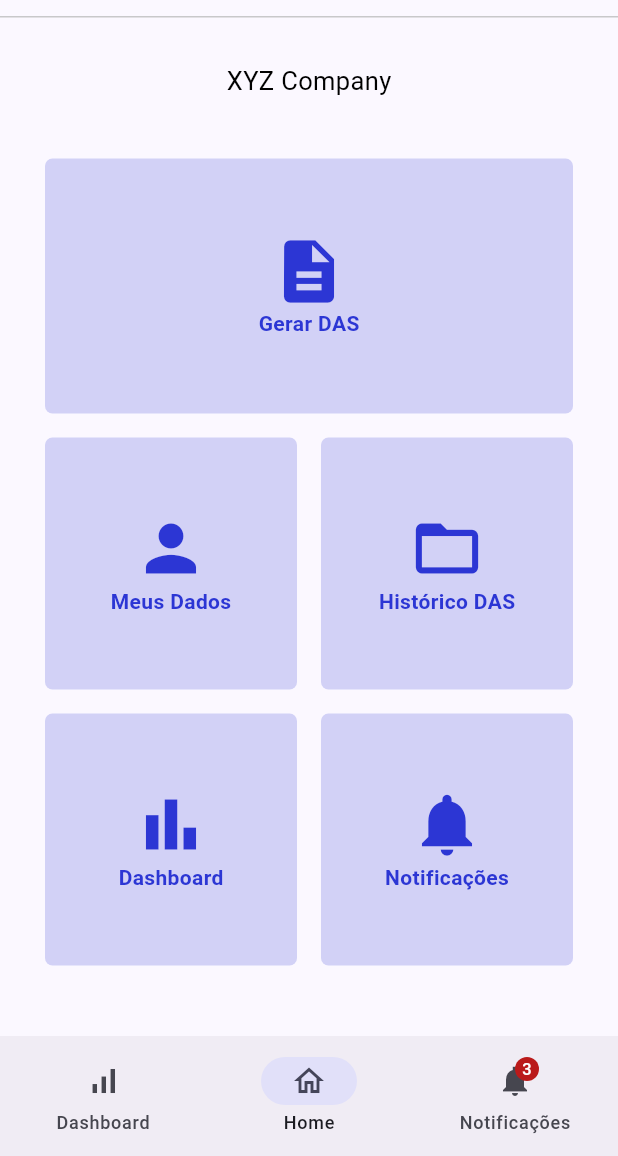
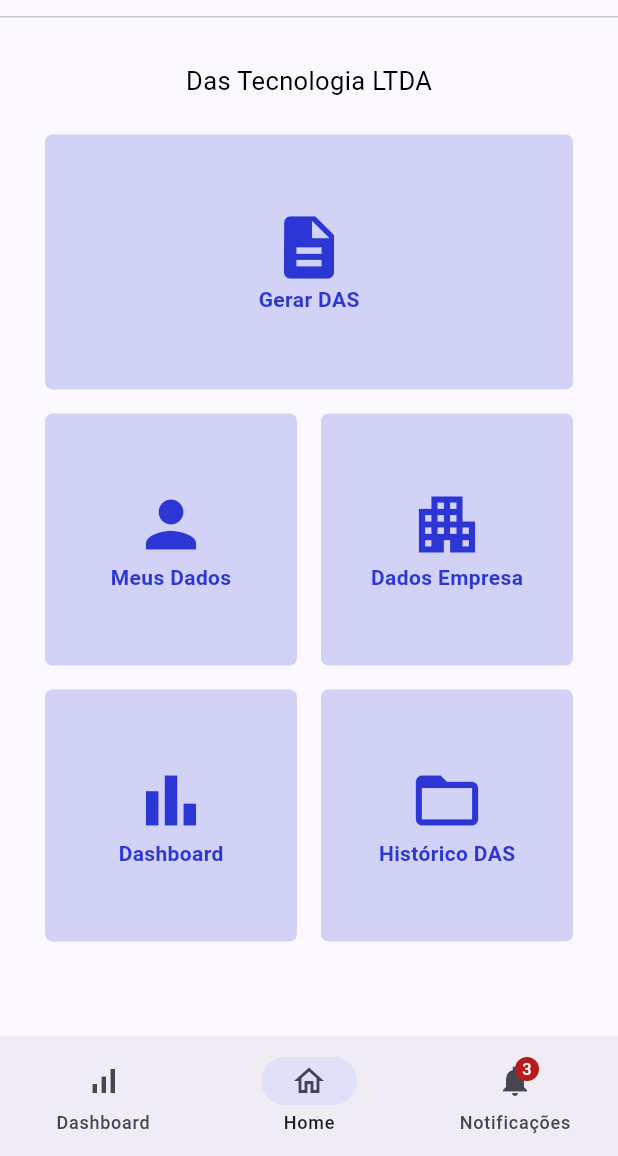
Before and after one commit to rafarcanjoatos/meu_das_flutter, a Flutter app: the screen it shows after launch, after a tap on "Entrar", on a phone screen of 412 x 824 dp, the part 80-1236 px from its top. Run offline on Flutter 3.47's test engine with Material 3 defaults, Android fonts, the phone set to English and light mode, and no system bars; our stand-ins replace google_fonts; Roboto replaces fonts that are missing (Ubuntu).

Commit message:
Implementação da Página Empresa
Criado uma fake api para consultar os dados direto de um JSON, com isso criei a página empresas exibindo os dados do objeto company.

```diff
--- /dev/null
+++ b/lib/models/company_model.dart
@@ -0,0 +1,27 @@
+class CompanyModel {
+  String? cnpj;
+  String? razaoSocial;
+  String? nomeFantasia;
+  String? dataAbertura;
+  String? porte;
+  String? naturezaJuridica;
+  bool? opcaoPeloMei;
+  double? capitalSocial;
+  String? tipo;
+  String? situacao;
+  String? dataSituacaoCadastral;
+
+  CompanyModel.fromJson(Map<String, dynamic> json) {
+    cnpj = json["cnpj"];
+    razaoSocial = json["razaoSocial"];
+    nomeFantasia = json["nomeFantasia"];
+    dataAbertura = json["dataAbertura"];
+    porte = json["porte"];
+    naturezaJuridica = json["naturezaJuridica"];
+    opcaoPeloMei = json["opcaoPeloMei"];
+    capitalSocial = json["capitalSocial"].toDouble();
+    tipo = json["tipo"];
+    situacao = json["situacao"];
+    dataSituacaoCadastral = json["dataSituacaoCadastral"];
+  }
+}
--- a/lib/my_app.dart
+++ b/lib/my_app.dart
@@ -5,7 +5,6 @@ import 'package:meu_das_flutter/utils/app_colors.dart';
 class MyApp extends StatelessWidget {
   const MyApp({super.key});
 
-  // This widget is the root of your application.
   @override
   Widget build(BuildContext context) {
     return MaterialApp(
--- a/lib/pages/app/dashboard_page.dart
+++ b/lib/pages/app/dashboard_page.dart
@@ -3,7 +3,7 @@ import 'package:meu_das_flutter/widgets/page/generic_app_page_widget.dart';
 import 'package:meu_das_flutter/widgets/utils/text_widget.dart';
 
 class DasboardPage extends StatefulWidget {
-  DasboardPage({super.key});
+  const DasboardPage({super.key});
 
   @override
   State<DasboardPage> createState() => _DasboardPageState();
--- a/lib/pages/app/home_page.dart
+++ b/lib/pages/app/home_page.dart
@@ -3,7 +3,7 @@ import 'package:meu_das_flutter/widgets/menu/grid_view_widget.dart';
 import 'package:meu_das_flutter/widgets/page/generic_app_page_widget.dart';
 
 class HomePage extends StatefulWidget {
-  HomePage({super.key});
+  const HomePage({super.key});
 
   @override
   State<HomePage> createState() => _HomePageState();
@@ -12,8 +12,8 @@ class HomePage extends StatefulWidget {
 class _HomePageState extends State<HomePage> {
   @override
   Widget build(BuildContext context) {
-    return GenericAppPageWidget(
-      body: const GridViewWidget(),
+    return const GenericAppPageWidget(
+      body: GridViewWidget(),
       pageIndex: 1,
     );
   }
--- /dev/null
+++ b/lib/services/company_service.dart
@@ -0,0 +1,18 @@
+import 'dart:convert';
+import 'package:flutter/services.dart' show rootBundle;
+import 'package:meu_das_flutter/models/company_model.dart';
+
+class CompanyService {
+  Future<CompanyModel?> consumerApi() async {
+    try {
+      String jsonString =
+          await rootBundle.loadString('lib/fake_api/company.json');
+
+      Map<String, dynamic> responseMap = jsonDecode(jsonString);
+      return CompanyModel.fromJson(responseMap);
+    } catch (e) {
+      print("Erro ao carregar o arquivo JSON: $e");
+      return null;
+    }
+  }
+}
--- a/lib/utils/app_strings.dart
+++ b/lib/utils/app_strings.dart
@@ -25,8 +25,8 @@ class AppStrings {
   static const Map<String, String> menuTitles = {
     "menu_1": "Gerar DAS",
     "menu_2": "Meus Dados",
-    "menu_3": "Histórico DAS",
+    "menu_3": "Dados Empresa",
     "menu_4": "Dashboard",
-    "menu_5": "Notificações",
+    "menu_5": "Histórico DAS",
   };
 }
--- a/lib/widgets/menu/grid_view_widget.dart
+++ b/lib/widgets/menu/grid_view_widget.dart
@@ -1,4 +1,5 @@
 import 'package:flutter/material.dart';
+import 'package:meu_das_flutter/pages/app/company_info_page.dart';
 import 'package:meu_das_flutter/pages/app/dashboard_page.dart';
 import 'package:meu_das_flutter/pages/app/home_page.dart';
 import 'package:meu_das_flutter/pages/app/notifications_page.dart';
@@ -23,7 +24,7 @@ class _GridViewWidgetState extends State<GridViewWidget> {
               child: ItemMenuWidget(
                 icon: Icons.description,
                 title: AppStrings.menuTitles["menu_1"] ?? "",
-                page: HomePage(),
+                page: const HomePage(),
               ),
             ),
           ],
@@ -44,12 +45,12 @@ class _GridViewWidgetState extends State<GridViewWidget> {
               ItemMenuWidget(
                 icon: Icons.person,
                 title: AppStrings.menuTitles["menu_2"] ?? "",
-                page: HomePage(),
+                page: const HomePage(),
               ),
               ItemMenuWidget(
-                icon: Icons.folder_open,
+                icon: Icons.apartment,
                 title: AppStrings.menuTitles["menu_3"] ?? "",
-                page: HomePage(),
+                page: const CompanyInfoPage(),
               ),
               ItemMenuWidget(
                 icon: Icons.bar_chart,
@@ -57,7 +58,7 @@ class _GridViewWidgetState extends State<GridViewWidget> {
                 page: DasboardPage(),
               ),
               ItemMenuWidget(
-                icon: Icons.notifications,
+                icon: Icons.folder_open,
                 title: AppStrings.menuTitles["menu_5"] ?? "",
                 page: NotificationsPage(),
               ),
--- a/lib/widgets/page/generic_app_page_widget.dart
+++ b/lib/widgets/page/generic_app_page_widget.dart
@@ -1,12 +1,14 @@
 import 'package:flutter/material.dart';
+import 'package:meu_das_flutter/services/company_service.dart';
 import 'package:meu_das_flutter/widgets/bar/app_bar_widget.dart';
 import 'package:meu_das_flutter/widgets/bar/bottom_navigation_bar_widget.dart';
 import 'package:meu_das_flutter/widgets/utils/text_widget.dart';
 
 class GenericAppPageWidget extends StatefulWidget {
-  Widget body;
-  int pageIndex;
-  GenericAppPageWidget({
+  final Widget body;
+  final int pageIndex;
+
+  const GenericAppPageWidget({
     super.key,
     required this.body,
     required this.pageIndex,
@@ -17,6 +19,8 @@ class GenericAppPageWidget extends StatefulWidget {
 }
 
 class _GenericAppPageWidgetState extends State<GenericAppPageWidget> {
+  CompanyService company = CompanyService();
+
   @override
   Widget build(BuildContext context) {
     return Scaffold(
@@ -26,8 +30,15 @@ class _GenericAppPageWidgetState extends State<GenericAppPageWidget> {
         child: Column(
           mainAxisAlignment: MainAxisAlignment.center,
           children: [
-            TextWidget.description(text: "XYZ Company"),
-            const Padding(padding: EdgeInsets.symmetric(vertical: 20)),
+            FutureBuilder(
+              future: company.consumerApi(),
+              builder: (context, value) {
+                return TextWidget.description(
+                  text: value.data?.razaoSocial ?? "",
+                );
+              },
+            ),
+            const Padding(padding: EdgeInsets.symmetric(vertical: 12)),
             Expanded(
               child: SizedBox(
                 width: double.infinity,
--- a/lib/widgets/utils/text_widget.dart
+++ b/lib/widgets/utils/text_widget.dart
@@ -20,6 +20,15 @@ class TextWidget extends StatefulWidget {
     required this.text,
   }) : style = GoogleFonts.ubuntu(
           fontSize: 25,
+          fontWeight: FontWeight.bold,
+          color: AppColors.purple,
+        );
+
+  TextWidget.title2({
+    super.key,
+    required this.text,
+  }) : style = GoogleFonts.ubuntu(
+          fontSize: 20,
           fontWeight: FontWeight.bold,
           color: AppColors.purple,
         );
--- a/pubspec.yaml
+++ b/pubspec.yaml
@@ -58,7 +58,11 @@ flutter:
   # The following line ensures that the Material Icons font is
   # included with your application, so that you can use the icons in
   # the material Icons class.
+  assets:
+    - lib/fake_api/company.json
+
   uses-material-design: true
+
 
   # To add assets to your application, add an assets section, like this:
   # assets:
```
Also changed, not shown: lib/classes/company_class.dart (added, +41 -0 lines), lib/fake_api/company.json (added, +13 -0 lines), lib/pages/app/company_info_page.dart (added, +55 -0 lines).
